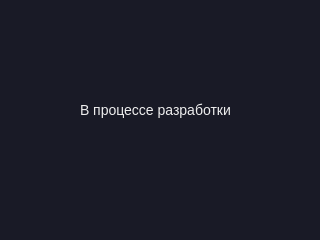
Qt form bubblescriptsmanager.ui (PunkNaPrekole/BubbleHub) before a commit.
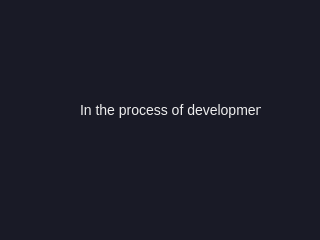
The same form after that commit.

The edit to the form file:
```diff
--- a/bubblescriptsmanager.ui
+++ b/bubblescriptsmanager.ui
@@ -82,7 +82,7 @@
     </rect>
    </property>
    <property name="text">
-    <string>В процессе разработки</string>
+    <string>In the process of development</string>
    </property>
   </widget>
  </widget>
```
